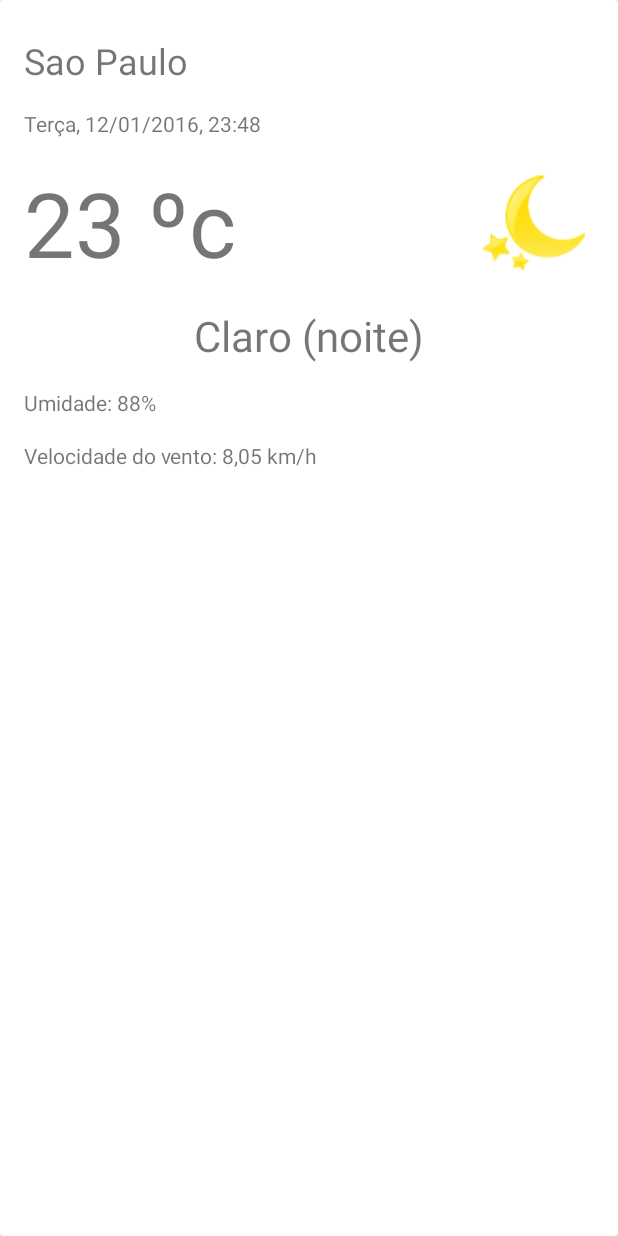
After one commit to gabrielsoft/timePrevision, an Android app: the layout main.xml on its own in the app's theme, with its tools: preview values and no code run, on a phone screen of 412 x 824 dp. The commit adds this screen. Run offline under Robolectric (Android 15) with nearby library versions, the phone set to English and light mode, and no system bars.

Commit message:
first part of the design

```diff
--- a/app/build.gradle
+++ b/app/build.gradle
@@ -24,4 +24,5 @@ dependencies {
     testCompile 'junit:junit:4.12'
     compile 'com.android.support:appcompat-v7:22.2.1'
     compile 'com.android.support:design:22.2.1'
+    compile 'com.android.support:cardview-v7:21.0.2'
 }
--- a/app/src/main/AndroidManifest.xml
+++ b/app/src/main/AndroidManifest.xml
@@ -14,8 +14,6 @@
             android:theme="@style/AppTheme.NoActionBar" >
             <intent-filter>
                 <action android:name="android.intent.action.MAIN" />
-
-                <category android:name="android.intent.category.LAUNCHER" />
             </intent-filter>
         </activity>
     </application>
--- /dev/null
+++ b/app/src/main/res/layout/main.xml
@@ -0,0 +1,81 @@
+<?xml version="1.0" encoding="utf-8"?>
+
+<android.support.v7.widget.CardView
+    xmlns:android="http://schemas.android.com/apk/res/android"
+    xmlns:card_view="http://schemas.android.com/tools"
+
+    android:layout_width="fill_parent"
+    android:layout_height="fill_parent"
+    card_view:cardCornerRadius="3dp"
+    card_view:cardElevation="8dp">
+
+    <RelativeLayout
+        android:layout_width="fill_parent"
+        android:layout_height="fill_parent">
+
+        <TextView
+            android:layout_width="wrap_content"
+            android:layout_height="wrap_content"
+            android:id="@+id/city"
+            android:text="Sao Paulo"
+            style="@style/TitleStyle"
+            />
+        <TextView
+            android:layout_width="wrap_content"
+            android:layout_height="wrap_content"
+            android:id="@+id/date_info"
+            android:text="Terça, 12/01/2016, 23:48"
+            android:layout_below="@id/city"
+            style="@style/SubtitleStyle"
+            />
+        <TextView
+            android:layout_width="wrap_content"
+            android:layout_height="wrap_content"
+            android:id="@+id/temperature_today"
+            android:layout_below="@id/date_info"
+            android:text="23 ºc"
+            style="@style/TemperatureInfoStyle"
+            />
+        <ImageView
+            android:layout_width="wrap_content"
+            android:layout_height="wrap_content"
+            android:src="@drawable/sunshine"
+            android:layout_alignParentRight="true"
+            android:layout_marginRight="16dp"
+            android:layout_below="@id/date_info"
+            />
+        <TextView
+            android:layout_width="wrap_content"
+            android:layout_height="wrap_content"
+            android:layout_centerHorizontal="true"
+            android:id="@+id/info_day"
+            android:layout_below="@id/temperature_today"
+            android:text="Claro (noite)"
+            android:textSize="28sp"
+            />
+        <LinearLayout
+            android:layout_width="wrap_content"
+            android:layout_height="wrap_content"
+            android:layout_marginTop="16dp"
+            android:orientation="vertical"
+            android:layout_below="@id/info_day"
+            >
+            <TextView
+                android:layout_width="wrap_content"
+                android:layout_height="wrap_content"
+                android:id="@+id/info_moisture"
+                style="@style/SubtitleStyle"
+                android:text="Umidade: 88%"
+                />
+            <TextView
+                android:layout_width="wrap_content"
+                android:layout_height="wrap_content"
+                android:id="@+id/info_speed"
+                style="@style/SubtitleStyle"
+                android:text="Velocidade do vento: 8,05 km/h"
+                />
+        </LinearLayout>
+
+    </RelativeLayout>
+
+</android.support.v7.widget.CardView>
--- a/app/src/main/res/values/styles.xml
+++ b/app/src/main/res/values/styles.xml
@@ -1,7 +1,7 @@
 <resources>
 
     <!-- Base application theme. -->
-    <style name="AppTheme" parent="Theme.AppCompat.Light.DarkActionBar">
+    <style name="AppTheme" parent="Theme.AppCompat.Light.NoActionBar">
         <!-- Customize your theme here. -->
         <item name="colorPrimary">@color/colorPrimary</item>
         <item name="colorPrimaryDark">@color/colorPrimaryDark</item>
@@ -14,4 +14,28 @@
     <style name="AppTheme.AppBarOverlay" parent="ThemeOverlay.AppCompat.Dark.ActionBar" />
     <style name="AppTheme.PopupOverlay" parent="ThemeOverlay.AppCompat.Light" />
 
+    <style name="TitleStyle">
+
+        <item name="android:textSize">24sp</item>
+        <item name="android:paddingTop">24dp</item>
+        <item name="android:paddingBottom">16dp</item>
+        <item name="android:paddingRight">16dp</item>
+        <item name="android:paddingLeft">16dp</item>
+
+    </style>
+
+    <style name="SubtitleStyle">
+        <item name="android:textSize">14sp</item>
+        <item name="android:paddingLeft">16dp</item>
+        <item name="android:paddingRight">16dp</item>
+        <item name="android:paddingBottom">16dp</item>
+    </style>
+
+    <style name="TemperatureInfoStyle">
+        <item name="android:textSize">60sp</item>
+        <item name="android:paddingLeft">16dp</item>
+        <item name="android:paddingRight">16dp</item>
+        <item name="android:paddingBottom">16dp</item>
+    </style>
+
 </resources>
```
Also changed, not shown: app/src/main/java/com/example/gabrielguedes/timeprevision/MainActivity.java (+1 -32 lines), app/src/main/res/layout/activity_main.xml (deleted, +0 -25 lines), app/src/main/res/layout/content_main.xml (deleted, +0 -14 lines), app/src/main/res/drawable/sunshine.png (added), 1 other file.
